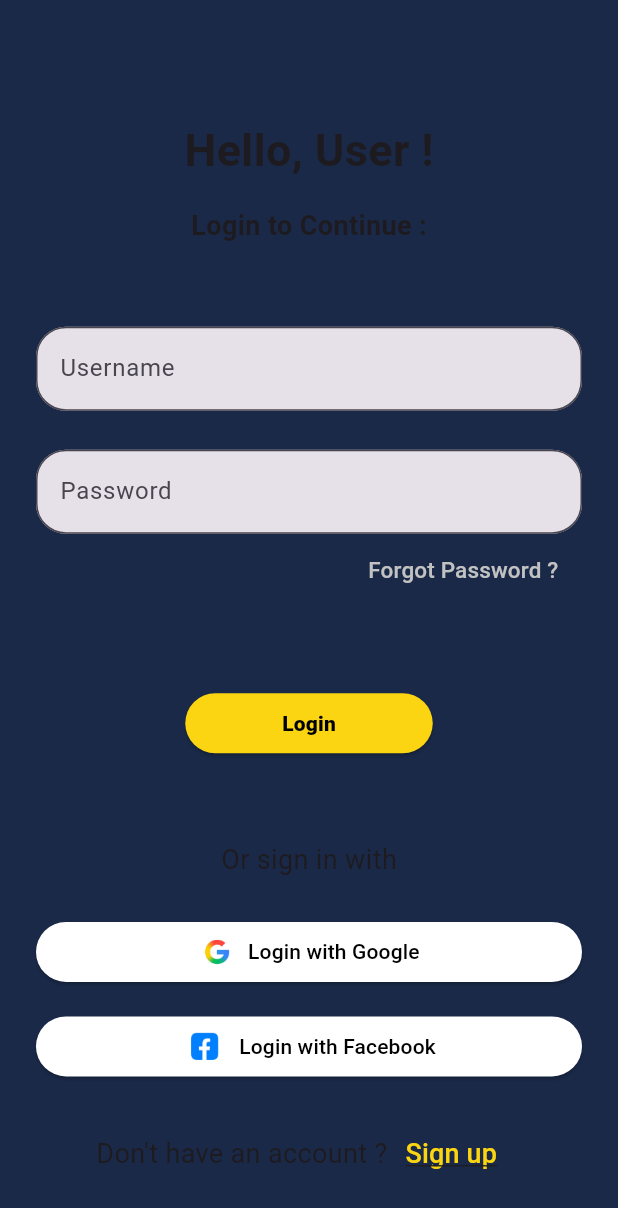
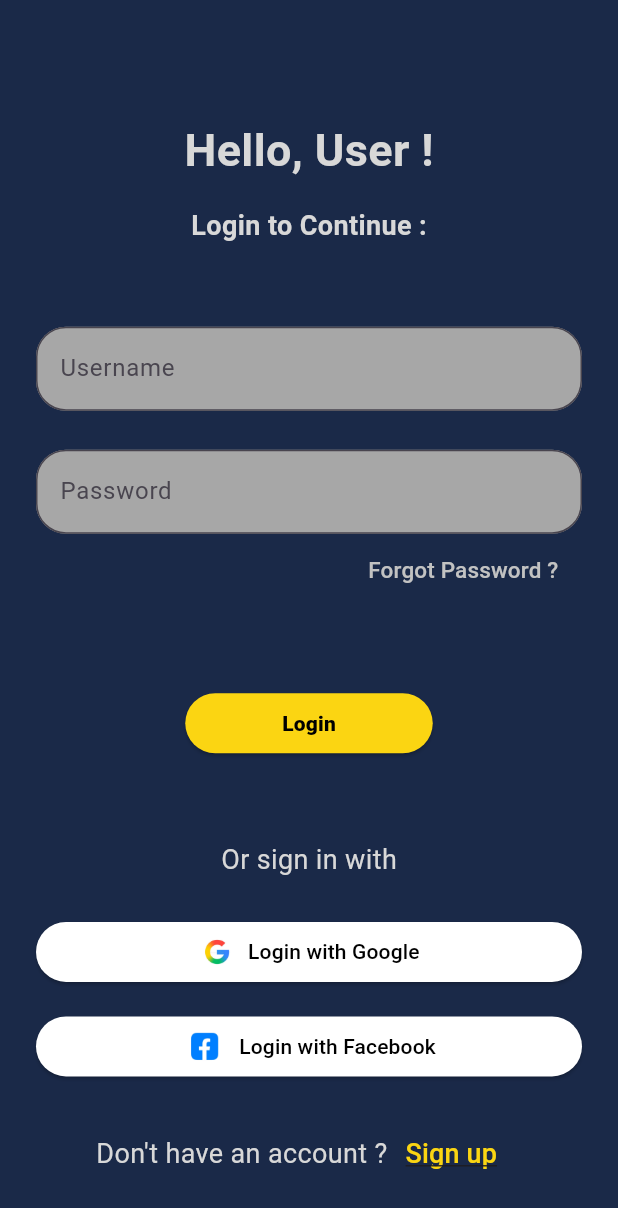
Before and after one commit to anmol-sarin/Flutter-Projects, a Flutter app: the screen it shows after launch, on a phone screen of 412 x 824 dp. Shown: the top 1208 px of the screen. Run offline on Flutter 3.47's test engine with Material 3 defaults, Android fonts, the phone set to English and light mode, and no system bars.

Commit message:
errors resolved

```diff
--- a/lib/styles/app_colors.dart
+++ b/lib/styles/app_colors.dart
@@ -3,10 +3,10 @@ import 'package:flutter/material.dart';
 
 class AppColors{
   static const primary = Color(0xffFBD512);
-  // static const font = Color(0xffd8d8d8);
-  // static const font2 = Color(0xff373737);
-  // static const disFont = Color(0xffa7a7a7);
-  // static const disButton = Color(0xff303030);
+  static const font = Color(0xffd8d8d8);
+  static const font2 = Color(0xff373737);
+  static const disFont = Color(0xffa7a7a7);
+  static const disButton = Color(0xff303030);
   static const background= Color(0xff1a2948);
   static const textButColor = Color(0xffC2C2C2);
 }
```
